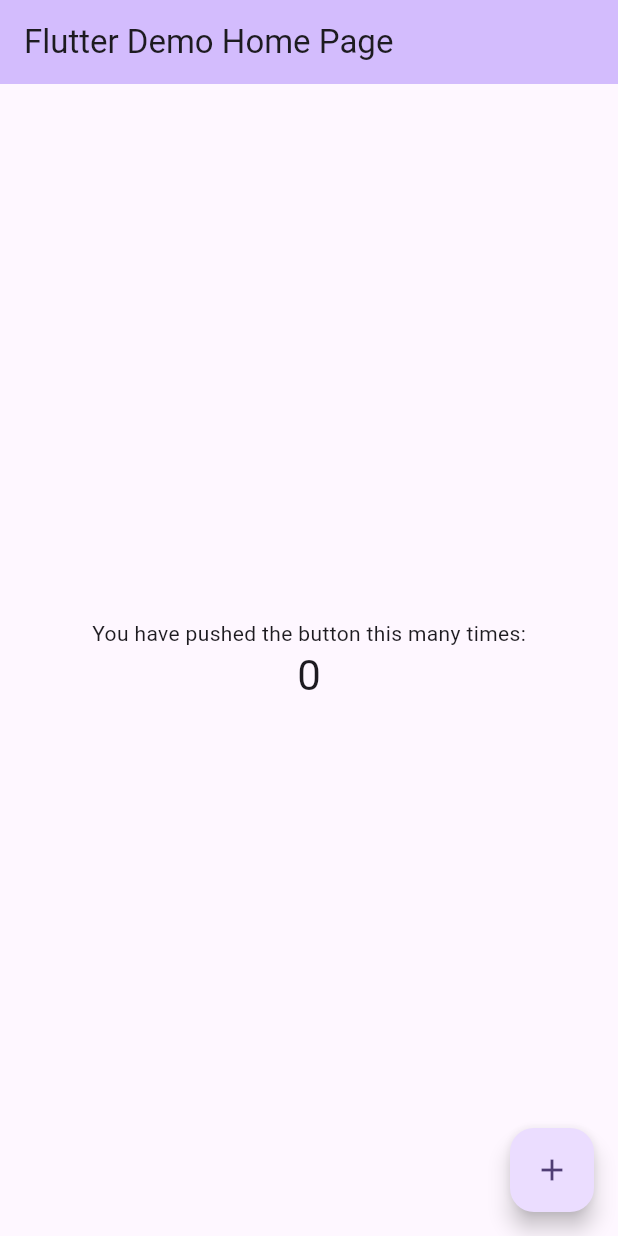
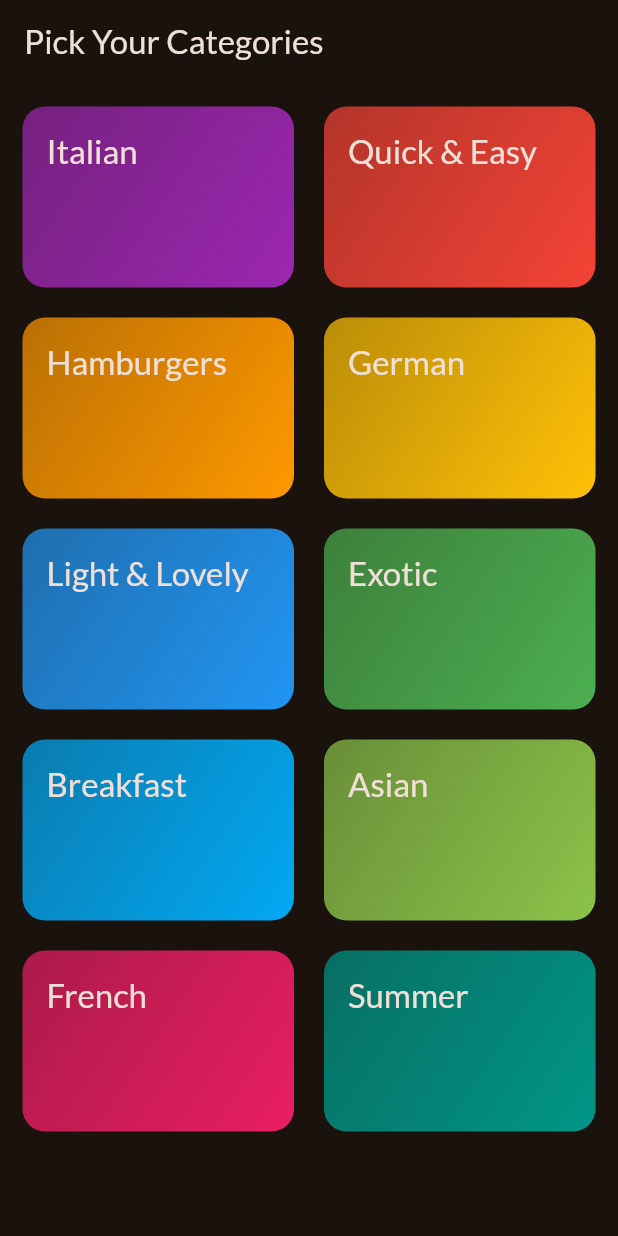
Before and after one commit to PJozeph/meals-app, a Flutter app: the screen it shows after launch, on a phone screen of 412 x 824 dp. Run offline on Flutter 3.47's test engine with Material 3 defaults, Android fonts, the phone set to English and light mode, and no system bars; our stand-ins replace google_fonts.

Commit message:
Implement meal and category models; create screens for categories and meals

```diff
--- /dev/null
+++ b/lib/data/dummy_data.dart
@@ -0,0 +1,346 @@
+import 'package:flutter/material.dart';
+
+import 'package:meals_app/models/category.dart';
+import 'package:meals_app/models/meal.dart';
+
+// Constants in Dart should be written in lowerCamelcase.
+const availableCategories = [
+  Category(id: 'c1', title: 'Italian', color: Colors.purple),
+  Category(id: 'c2', title: 'Quick & Easy', color: Colors.red),
+  Category(id: 'c3', title: 'Hamburgers', color: Colors.orange),
+  Category(id: 'c4', title: 'German', color: Colors.amber),
+  Category(id: 'c5', title: 'Light & Lovely', color: Colors.blue),
+  Category(id: 'c6', title: 'Exotic', color: Colors.green),
+  Category(id: 'c7', title: 'Breakfast', color: Colors.lightBlue),
+  Category(id: 'c8', title: 'Asian', color: Colors.lightGreen),
+  Category(id: 'c9', title: 'French', color: Colors.pink),
+  Category(id: 'c10', title: 'Summer', color: Colors.teal),
+];
+
+const dummyMeals = [
+  Meal(
+    id: 'm1',
+    categories: ['c1', 'c2'],
+    title: 'Spaghetti with Tomato Sauce',
+    affordability: Affordability.affordable,
+    complexity: Complexity.simple,
+    imageUrl:
+        'https://upload.wikimedia.org/wikipedia/commons/thumb/2/20/Spaghetti_Bolognese_mit_Parmesan_oder_Grana_Padano.jpg/800px-Spaghetti_Bolognese_mit_Parmesan_oder_Grana_Padano.jpg',
+    duration: 20,
+    ingredients: [
+      '4 Tomatoes',
+      '1 Tablespoon of Olive Oil',
+      '1 Onion',
+      '250g Spaghetti',
+      'Spices',
+      'Cheese (optional)',
+    ],
+    steps: [
+      'Cut the tomatoes and the onion into small pieces.',
+      'Boil some water - add salt to it once it boils.',
+      'Put the spaghetti into the boiling water - they should be done in about 10 to 12 minutes.',
+      'In the meantime, heaten up some olive oil and add the cut onion.',
+      'After 2 minutes, add the tomato pieces, salt, pepper and your other spices.',
+      'The sauce will be done once the spaghetti are.',
+      'Feel free to add some cheese on top of the finished dish.',
+    ],
+    isGlutenFree: false,
+    isVegan: true,
+    isVegetarian: true,
+    isLactoseFree: true,
+  ),
+  Meal(
+    id: 'm2',
+    categories: ['c2'],
+    title: 'Toast Hawaii',
+    affordability: Affordability.affordable,
+    complexity: Complexity.simple,
+    imageUrl:
+        'https://cdn.pixabay.com/photo/2018/07/11/21/51/toast-3532016_1280.jpg',
+    duration: 10,
+    ingredients: [
+      '1 Slice White Bread',
+      '1 Slice Ham',
+      '1 Slice Pineapple',
+      '1-2 Slices of Cheese',
+      'Butter',
+    ],
+    steps: [
+      'Butter one side of the white bread',
+      'Layer ham, the pineapple and cheese on the white bread',
+      'Bake the toast for round about 10 minutes in the oven at 200°C',
+    ],
+    isGlutenFree: false,
+    isVegan: false,
+    isVegetarian: false,
+    isLactoseFree: false,
+  ),
+  Meal(
+    id: 'm3',
+    categories: ['c2', 'c3'],
+    title: 'Classic Hamburger',
+    affordability: Affordability.pricey,
+    complexity: Complexity.simple,
+    imageUrl:
+        'https://cdn.pixabay.com/photo/2014/10/23/18/05/burger-500054_1280.jpg',
+    duration: 45,
+    ingredients: [
+      '300g Cattle Hack',
+      '1 Tomato',
+      '1 Cucumber',
+      '1 Onion',
+      'Ketchup',
+      '2 Burger Buns',
+    ],
+    steps: [
+      'Form 2 patties',
+      'Fry the patties for c. 4 minutes on each side',
+      'Quickly fry the buns for c. 1 minute on each side',
+      'Bruch buns with ketchup',
+      'Serve burger with tomato, cucumber and onion',
+    ],
+    isGlutenFree: false,
+    isVegan: false,
+    isVegetarian: false,
+    isLactoseFree: true,
+  ),
+  Meal(
+    id: 'm4',
+    categories: ['c4'],
+    title: 'Wiener Schnitzel',
+    affordability: Affordability.luxurious,
+    complexity: Complexity.challenging,
+    imageUrl:
+        'https://cdn.pixabay.com/photo/2018/03/31/19/29/schnitzel-3279045_1280.jpg',
+    duration: 60,
+    ingredients: [
+      '8 Veal Cutlets',
+      '4 Eggs',
+      '200g Bread Crumbs',
+      '100g Flour',
+      '300ml Butter',
+      '100g Vegetable Oil',
+      'Salt',
+      'Lemon Slices',
+    ],
+    steps: [
+      'Tenderize the veal to about 2–4mm, and salt on both sides.',
+      'On a flat plate, stir the eggs briefly with a fork.',
+      'Lightly coat the cutlets in flour then dip into the egg, and finally, coat in breadcrumbs.',
+      'Heat the butter and oil in a large pan (allow the fat to get very hot) and fry the schnitzels until golden brown on both sides.',
+      'Make sure to toss the pan regularly so that the schnitzels are surrounded by oil and the crumbing becomes ‘fluffy’.',
+      'Remove, and drain on kitchen paper. Fry the parsley in the remaining oil and drain.',
+      'Place the schnitzels on awarmed plate and serve garnishedwith parsley and slices of lemon.',
+    ],
+    isGlutenFree: false,
+    isVegan: false,
+    isVegetarian: false,
+    isLactoseFree: false,
+  ),
+  Meal(
+    id: 'm5',
+    categories: [
+      'c2'
+          'c5',
+      'c10',
+    ],
+    title: 'Salad with Smoked Salmon',
+    affordability: Affordability.luxurious,
+    complexity: Complexity.simple,
+    imageUrl:
+        'https://cdn.pixabay.com/photo/2016/10/25/13/29/smoked-salmon-salad-1768890_1280.jpg',
+    duration: 15,
+    ingredients: [
+      'Arugula',
+      'Lamb\'s Lettuce',
+      'Parsley',
+      'Fennel',
+      '200g Smoked Salmon',
+      'Mustard',
+      'Balsamic Vinegar',
+      'Olive Oil',
+      'Salt and Pepper',
+    ],
+    steps: [
+      'Wash and cut salad and herbs',
+      'Dice the salmon',
+      'Process mustard, vinegar and olive oil into a dessing',
+      'Prepare the salad',
+      'Add salmon cubes and dressing',
+    ],
+    isGlutenFree: true,
+    isVegan: false,
+    isVegetarian: true,
+    isLactoseFree: true,
+  ),
+  Meal(
+    id: 'm6',
+    categories: ['c6', 'c10'],
+    title: 'Delicious Orange Mousse',
+    affordability: Affordability.affordable,
+    complexity: Complexity.hard,
+    imageUrl:
+        'https://cdn.pixabay.com/photo/2017/05/01/05/18/pastry-2274750_1280.jpg',
+    duration: 240,
+    ingredients: [
+      '4 Sheets of Gelatine',
+      '150ml Orange Juice',
+      '80g Sugar',
+      '300g Yoghurt',
+      '200g Cream',
+      'Orange Peel',
+    ],
+    steps: [
+      'Dissolve gelatine in pot',
+      'Add orange juice and sugar',
+      'Take pot off the stove',
+      'Add 2 tablespoons of yoghurt',
+      'Stir gelatin under remaining yoghurt',
+      'Cool everything down in the refrigerator',
+      'Whip the cream and lift it under die orange mass',
+      'Cool down again for at least 4 hours',
+      'Serve with orange peel',
+    ],
+    isGlutenFree: true,
+    isVegan: false,
+    isVegetarian: true,
+    isLactoseFree: false,
+  ),
+  Meal(
+    id: 'm7',
+    categories: ['c7'],
+    title: 'Pancakes',
+    affordability: Affordability.affordable,
+    complexity: Complexity.simple,
+    imageUrl:
+        'https://cdn.pixabay.com/photo/2018/07/10/21/23/pancake-3529653_1280.jpg',
+    duration: 20,
+    ingredients: [
+      '1 1/2 Cups all-purpose Flour',
+      '3 1/2 Teaspoons Baking Powder',
+      '1 Teaspoon Salt',
+      '1 Tablespoon White Sugar',
+      '1 1/4 cups Milk',
+      '1 Egg',
+      '3 Tablespoons Butter, melted',
+    ],
+    steps: [
+      'In a large bowl, sift together the flour, baking powder, salt and sugar.',
+      'Make a well in the center and pour in the milk, egg and melted butter; mix until smooth.',
+      'Heat a lightly oiled griddle or frying pan over medium high heat.',
+      'Pour or scoop the batter onto the griddle, using approximately 1/4 cup for each pancake. Brown on both sides and serve hot.',
+    ],
+    isGlutenFree: true,
+    isVegan: false,
+    isVegetarian: true,
+    isLactoseFree: false,
+  ),
+  Meal(
+    id: 'm8',
+    categories: ['c8'],
+    title: 'Creamy Indian Chicken Curry',
+    affordability: Affordability.pricey,
+    complexity: Complexity.challenging,
+    imageUrl:
+        'https://cdn.pixabay.com/photo/2018/06/18/16/05/indian-food-3482749_1280.jpg',
+    duration: 35,
+    ingredients: [
+      '4 Chicken Breasts',
+      '1 Onion',
+      '2 Cloves of Garlic',
+      '1 Piece of Ginger',
+      '4 Tablespoons Almonds',
+      '1 Teaspoon Cayenne Pepper',
+      '500ml Coconut Milk',
+    ],
+    steps: [
+      'Slice and fry the chicken breast',
+      'Process onion, garlic and ginger into paste and sauté everything',
+      'Add spices and stir fry',
+      'Add chicken breast + 250ml of water and cook everything for 10 minutes',
+      'Add coconut milk',
+      'Serve with rice',
+    ],
+    isGlutenFree: true,
+    isVegan: false,
+    isVegetarian: false,
+    isLactoseFree: true,
+  ),
+  Meal(
+    id: 'm9',
+    categories: ['c9'],
+    title: 'Chocolate Souffle',
+    affordability: Affordability.affordable,
+    complexity: Complexity.hard,
+    imageUrl:
+        'https://cdn.pixabay.com/photo/2014/08/07/21/07/souffle-412785_1280.jpg',
+    duration: 45,
+    ingredients: [
+      '1 Teaspoon melted Butter',
+      '2 Tablespoons white Sugar',
+      '2 Ounces 70% dark Chocolate, broken into pieces',
+      '1 Tablespoon Butter',
+      '1 Tablespoon all-purpose Flour',
+      '4 1/3 tablespoons cold Milk',
+      '1 Pinch Salt',
+      '1 Pinch Cayenne Pepper',
+      '1 Large Egg Yolk',
+      '2 Large Egg Whites',
+      '1 Pinch Cream of Tartar',
+      '1 Tablespoon white Sugar',
+    ],
+    steps: [
+      'Preheat oven to 190°C. Line a rimmed baking sheet with parchment paper.',
+      'Brush bottom and sides of 2 ramekins lightly with 1 teaspoon melted butter; cover bottom and sides right up to the rim.',
+      'Add 1 tablespoon white sugar to ramekins. Rotate ramekins until sugar coats all surfaces.',
+      'Place chocolate pieces in a metal mixing bowl.',
+      'Place bowl over a pan of about 3 cups hot water over low heat.',
+      'Melt 1 tablespoon butter in a skillet over medium heat. Sprinkle in flour. Whisk until flour is incorporated into butter and mixture thickens.',
+      'Whisk in cold milk until mixture becomes smooth and thickens. Transfer mixture to bowl with melted chocolate.',
+      'Add salt and cayenne pepper. Mix together thoroughly. Add egg yolk and mix to combine.',
+      'Leave bowl above the hot (not simmering) water to keep chocolate warm while you whip the egg whites.',
+      'Place 2 egg whites in a mixing bowl; add cream of tartar. Whisk until mixture begins to thicken and a drizzle from the whisk stays on the surface about 1 second before disappearing into the mix.',
+      'Add 1/3 of sugar and whisk in. Whisk in a bit more sugar about 15 seconds.',
+      'whisk in the rest of the sugar. Continue whisking until mixture is about as thick as shaving cream and holds soft peaks, 3 to 5 minutes.',
+      'Transfer a little less than half of egg whites to chocolate.',
+      'Mix until egg whites are thoroughly incorporated into the chocolate.',
+      'Add the rest of the egg whites; gently fold into the chocolate with a spatula, lifting from the bottom and folding over.',
+      'Stop mixing after the egg white disappears. Divide mixture between 2 prepared ramekins. Place ramekins on prepared baking sheet.',
+      'Bake in preheated oven until scuffles are puffed and have risen above the top of the rims, 12 to 15 minutes.',
+    ],
+    isGlutenFree: true,
+    isVegan: false,
+    isVegetarian: true,
+    isLactoseFree: false,
+  ),
+  Meal(
+    id: 'm10',
+    categories: ['c2', 'c5', 'c10'],
+    title: 'Asparagus Salad with Cherry Tomatoes',
+    affordability: Affordability.luxurious,
+    complexity: Complexity.simple,
+    imageUrl:
+        'https://cdn.pixabay.com/photo/2018/04/09/18/26/asparagus-3304997_1280.jpg',
+    duration: 30,
+    ingredients: [
+      'White and Green Asparagus',
+      '30g Pine Nuts',
+      '300g Cherry Tomatoes',
+      'Salad',
+      'Salt, Pepper and Olive Oil',
+    ],
+    steps: [
+      'Wash, peel and cut the asparagus',
+      'Cook in salted water',
+      'Salt and pepper the asparagus',
+      'Roast the pine nuts',
+      'Halve the tomatoes',
+      'Mix with asparagus, salad and dressing',
+      'Serve with Baguette',
+    ],
+    isGlutenFree: true,
+    isVegan: true,
+    isVegetarian: true,
+    isLactoseFree: true,
+  ),
+];
--- a/lib/main.dart
+++ b/lib/main.dart
@@ -1,122 +1,29 @@
 import 'package:flutter/material.dart';
 
+import 'package:google_fonts/google_fonts.dart';
+import 'package:meals_app/screens/categories.dart';
+
+final theme = ThemeData(
+  useMaterial3: true,
+  colorScheme: ColorScheme.fromSeed(
+    brightness: Brightness.dark,
+    seedColor: const Color.fromARGB(255, 131, 57, 0),
+  ),
+  textTheme: GoogleFonts.latoTextTheme(),
+);
+
 void main() {
-  runApp(const MyApp());
+  runApp(const App());
 }
 
-class MyApp extends StatelessWidget {
-  const MyApp({super.key});
+class App extends StatelessWidget {
+  const App({super.key});
 
-  // This widget is the root of your application.
   @override
   Widget build(BuildContext context) {
     return MaterialApp(
-      title: 'Flutter Demo',
-      theme: ThemeData(
-        // This is the theme of your application.
-        //
-        // TRY THIS: Try running your application with "flutter run". You'll see
-        // the application has a purple toolbar. Then, without quitting the app,
-        // try changing the seedColor in the colorScheme below to Colors.green
-        // and then invoke "hot reload" (save your changes or press the "hot
-        // reload" button in a Flutter-supported IDE, or press "r" if you used
-        // the command line to start the app).
-        //
-        // Notice that the counter didn't reset back to zero; the application
-        // state is not lost during the reload. To reset the state, use hot
-        // restart instead.
-        //
-        // This works for code too, not just values: Most code changes can be
-        // tested with just a hot reload.
-        colorScheme: ColorScheme.fromSeed(seedColor: Colors.deepPurple),
-      ),
-      home: const MyHomePage(title: 'Flutter Demo Home Page'),
+      theme: theme,
+      home: const CategoriesScreen()
     );
   }
 }
-
-class MyHomePage extends StatefulWidget {
-  const MyHomePage({super.key, required this.title});
-
-  // This widget is the home page of your application. It is stateful, meaning
-  // that it has a State object (defined below) that contains fields that affect
-  // how it looks.
-
-  // This class is the configuration for the state. It holds the values (in this
-  // case the title) provided by the parent (in this case the App widget) and
-  // used by the build method of the State. Fields in a Widget subclass are
-  // always marked "final".
-
-  final String title;
-
-  @override
-  State<MyHomePage> createState() => _MyHomePageState();
-}
-
-class _MyHomePageState extends State<MyHomePage> {
-  int _counter = 0;
-
-  void _incrementCounter() {
-    setState(() {
-      // This call to setState tells the Flutter framework that something has
-      // changed in this State, which causes it to rerun the build method below
-      // so that the display can reflect the updated values. If we changed
-      // _counter without calling setState(), then the build method would not be
-      // called again, and so nothing would appear to happen.
-      _counter++;
-    });
-  }
-
-  @override
-  Widget build(BuildContext context) {
-    // This method is rerun every time setState is called, for instance as done
-    // by the _incrementCounter method above.
-    //
-    // The Flutter framework has been optimized to make rerunning build methods
-    // fast, so that you can just rebuild anything that needs updating rather
-    // than having to individually change instances of widgets.
-    return Scaffold(
-      appBar: AppBar(
-        // TRY THIS: Try changing the color here to a specific color (to
-        // Colors.amber, perhaps?) and trigger a hot reload to see the AppBar
-        // change color while the other colors stay the same.
-        backgroundColor: Theme.of(context).colorScheme.inversePrimary,
-        // Here we take the value from the MyHomePage object that was created by
-        // the App.build method, and use it to set our appbar title.
-        title: Text(widget.title),
-      ),
-      body: Center(
-        // Center is a layout widget. It takes a single child and positions it
-        // in the middle of the parent.
-        child: Column(
-          // Column is also a layout widget. It takes a list of children and
-          // arranges them vertically. By default, it sizes itself to fit its
-          // children horizontally, and tries to be as tall as its parent.
-          //
-          // Column has various properties to control how it sizes itself and
-          // how it positions its children. Here we use mainAxisAlignment to
-          // center the children vertically; the main axis here is the vertical
-          // axis because Columns are vertical (the cross axis would be
-          // horizontal).
-          //
-          // TRY THIS: Invoke "debug painting" (choose the "Toggle Debug Paint"
-          // action in the IDE, or press "p" in the console), to see the
-          // wireframe for each widget.
-          mainAxisAlignment: MainAxisAlignment.center,
-          children: <Widget>[
-            const Text('You have pushed the button this many times:'),
-            Text(
-              '$_counter',
-              style: Theme.of(context).textTheme.headlineMedium,
-            ),
-          ],
-        ),
-      ),
-      floatingActionButton: FloatingActionButton(
-        onPressed: _incrementCounter,
-        tooltip: 'Increment',
-        child: const Icon(Icons.add),
-      ), // This trailing comma makes auto-formatting nicer for build methods.
-    );
-  }
-}
--- /dev/null
+++ b/lib/models/category.dart
@@ -0,0 +1,13 @@
+import 'package:flutter/material.dart';
+
+class Category {
+  const Category({
+    required this.id,
+    required this.title,
+    this.color = Colors.orange, // default color
+  });
+
+  final String id;
+  final String title;
+  final Color color;
+}
--- /dev/null
+++ b/lib/models/meal.dart
@@ -0,0 +1,44 @@
+enum Complexity {
+  simple,
+  challenging,
+  hard,
+}
+
+enum Affordability {
+  affordable,
+  pricey,
+  luxurious,
+}
+
+class Meal {
+
+  const Meal({
+    required this.id,
+    required this.categories,
+    required this.title,
+    required this.imageUrl,
+    required this.ingredients,
+    required this.steps,
+    required this.duration,
+    required this.complexity,
+    required this.affordability,
+    required this.isGlutenFree,
+    required this.isLactoseFree,
+    required this.isVegan,
+    required this.isVegetarian,
+  });
+
+  final String id;
+  final List<String> categories;
+  final String title;
+  final String imageUrl;
+  final List<String> ingredients;
+  final List<String> steps;
+  final int duration;
+  final Complexity complexity;
+  final Affordability affordability;
+  final bool isGlutenFree;
+  final bool isLactoseFree;
+  final bool isVegan;
+  final bool isVegetarian;
+}
--- /dev/null
+++ b/lib/screens/categories.dart
@@ -0,0 +1,57 @@
+// import 'package:flutter/foundation.dart';
+import 'package:flutter/material.dart';
+import 'package:meals_app/data/dummy_data.dart';
+import 'package:meals_app/screens/meals.dart';
+import 'package:meals_app/models/category.dart';
+import 'package:meals_app/widgets/category_widget_item.dart';
+
+class CategoriesScreen extends StatelessWidget {
+  const CategoriesScreen({super.key});
+
+  void _selectCategory(BuildContext context, Category category) {
+    final filteredCategories =
+        dummyMeals
+            .where((meal) => meal.categories.contains(category.id))
+            .toList();
+
+    Navigator.of(context).push(
+      MaterialPageRoute(
+        builder: (context) {
+          return MealsScreen(
+            title: "Category Title",
+            meals: filteredCategories,
+          );
+        },
+      ),
+    );
+  }
+
+  @override
+  Widget build(BuildContext context) {
+    return Scaffold(
+      appBar: AppBar(title: const Text('Pick Your Categories')),
+      body: GridView(
+        padding: const EdgeInsets.all(15),
+        gridDelegate: SliverGridDelegateWithFixedCrossAxisCount(
+          crossAxisCount: 2,
+          childAspectRatio: 3 / 2,
+          mainAxisSpacing: 20,
+          crossAxisSpacing: 20,
+        ),
+        children: [
+          // use for loop for availableCategories
+          ...availableCategories
+              .map(
+                (category) => CategoryItem(
+                  category: category,
+                  onSelectCategory: () {
+                    _selectCategory(context, category);
+                  },
+                ),
+              )
+              .toList(),
+        ],
+      ),
+    );
+  }
+}
--- /dev/null
+++ b/lib/screens/meals.dart
@@ -0,0 +1,43 @@
+import 'package:flutter/material.dart';
+import 'package:meals_app/models/meal.dart';
+
+class MealsScreen extends StatelessWidget {
+  const MealsScreen({super.key, required this.title, required this.meals});
+
+  final String title;
+  final List<Meal> meals;
+
+  @override
+  Widget build(BuildContext context) {
+    Widget content = ListView.builder(
+      itemCount: meals.length,
+      itemBuilder: (context, index) {
+        return Text(
+          meals[index].title,
+          style: Theme.of(context).textTheme.titleLarge,
+        );
+      },
+    );
+
+    if (meals.isEmpty) {
+      content = Center(
+        child: Column(
+          mainAxisAlignment: MainAxisAlignment.center,
+          children: [
+            Text(
+              "No meals found!",
+              style: Theme.of(context).textTheme.headlineLarge!.copyWith(
+                color: Theme.of(context).colorScheme.onSurface,
+              ),
+            ),
+            Icon(Icons.warning, size: 50),
+            SizedBox(height: 20),
+            Text('No meals available for this category!'),
+          ],
+        ),
+      );
+    }
+
+    return Scaffold(appBar: AppBar(title: Text(title)), body: content);
+  }
+}
--- /dev/null
+++ b/lib/widgets/category_widget_item.dart
@@ -0,0 +1,39 @@
+import 'package:flutter/material.dart';
+import 'package:meals_app/models/category.dart';
+
+class CategoryItem extends StatelessWidget {
+  final Category category;
+
+  final void Function()? onSelectCategory;
+  const CategoryItem({
+    super.key,
+    required this.category,
+    this.onSelectCategory,
+  });
+
+  @override
+  Widget build(BuildContext context) {
+    return InkWell(
+      onTap: onSelectCategory,
+      splashColor: Theme.of(context).colorScheme.primary,
+      borderRadius: BorderRadius.circular(15),
+      child: Container(
+        padding: const EdgeInsets.all(16),
+        decoration: BoxDecoration(
+          gradient: LinearGradient(
+            colors: [category.color.withValues(alpha: 0.7), category.color],
+            begin: Alignment.topLeft,
+            end: Alignment.bottomRight,
+          ),
+          borderRadius: BorderRadius.circular(15),
+        ),
+        child: Text(
+          category.title,
+          style: Theme.of(context).textTheme.titleLarge!.copyWith(
+            color: Theme.of(context).colorScheme.onSurface,
+          ),
+        ),
+      ),
+    );
+  }
+}
```
